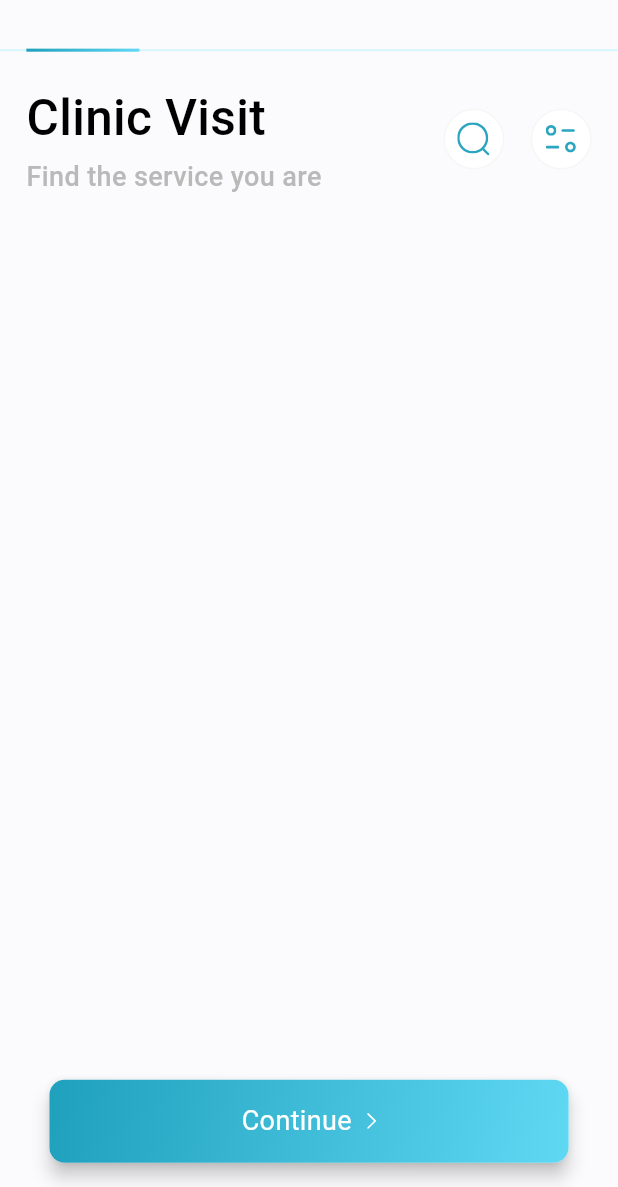
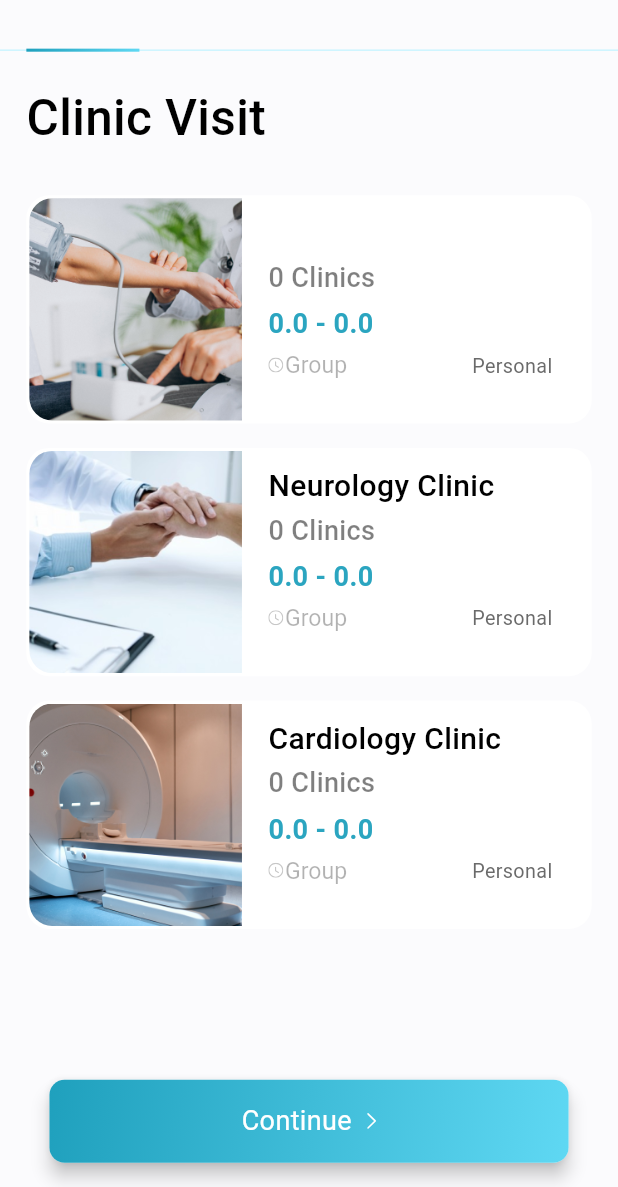
Before and after one commit to wipycmds/medix-main, a Flutter app: the ClinicVisit screen opened directly, on a phone screen of 412 x 824 dp, the part 49-1236 px from its top. Run offline on Flutter 3.47's test engine with Material 3 defaults, Android fonts, the phone set to English and light mode, and no system bars; drawn by our look-alikes of percent_indicator; our stand-ins replace animated_theme_switcher, flutter_screenutil, flutter_svg, get_it, pin_code_fields, shared_preferences and 2 more; missing offline and left inert: staggered_grid_view_flutter; accounts and stored records are empty; Roboto replaces fonts that are missing (TT Commons); project files that could hold a hidden picture were left out.

Commit message:
remove labs

```diff
--- a/lib/Data/Fake_data/Clinic_visit/clinic_visit.dart
+++ b/lib/Data/Fake_data/Clinic_visit/clinic_visit.dart
@@ -1,30 +1,26 @@
-import 'package:medix/Data/Model/Clinic/clinic_visits_card.dart';
+import 'package:medix/Data/Model/Clinic/clinic_visit_card.dart';
 
-import '../../Model/Clinic/clinic_visit_card.dart';
 
 List<ClinicVisitCardModel> clinics = const [
   ClinicVisitCardModel(
       image: 'assets/Images/Temp/clinic_1.png',
-      name: 'General Care',
-      time: '23',
-      hospitalCount: 548,
-      highestCharge: 400.0,
-      lowestCharge: 100.0
-      ),
+      name: '',
+      time: '',
+      hospitalCount: 0,
+      highestCharge: 0,
+      lowestCharge: 0),
   ClinicVisitCardModel(
       image: 'assets/Images/Temp/clinic_2.png',
       name: 'Neurology Clinic',
       time: '23',
-      hospitalCount: 548,
-      highestCharge: 500.0,
-      lowestCharge: 200.0
-      ),
+      hospitalCount: 0,
+      highestCharge: 0,
+      lowestCharge: 0),
   ClinicVisitCardModel(
       image: 'assets/Images/Temp/clinic_3.png',
       name: 'Cardiology Clinic',
       time: '23',
-      hospitalCount: 548,
-      highestCharge: 550.0,
-      lowestCharge: 210.0
-      ),
+      hospitalCount: 0,
+      highestCharge: 0,
+      lowestCharge: 0),
 ];
--- a/lib/Data/Fake_data/Clinic_visit/labs.dart
+++ /dev/null
@@ -1,30 +0,0 @@
-import 'package:medix/Data/Model/Clinic/labs_visit.dart';
-
-
-
-List<LabsVisitCardModel> labs = const [
-  // ClinicVisitCardModel(
-  //     image: 'assets/Images/Temp/clinic_1.png',
-  //     name: 'General Care',
-  //     time: '23',
-  //     hospitalCount: 548,
-  //     highestCharge: 400,
-  //     lowestCharge: 100
-  //     ),
-  // ClinicVisitCardModel(
-  //     image: 'assets/Images/Temp/clinic_2.png',
-  //     name: 'Neurology Clinic',
-  //     time: '23',
-  //     hospitalCount: 548,
-  //     highestCharge: 500,
-  //     lowestCharge: 200
-  //     ),
-  // ClinicVisitCardModel(
-  //     image: 'assets/Images/Temp/clinic_3.png',
-  //     name: 'Cardiology Clinic',
-  //     time: '23',
-  //     hospitalCount: 548,
-  //     highestCharge: 550,
-  //     lowestCharge: 210
-  //     ),
-];
--- a/lib/Data/Model/Clinic/clinic_visit_card.dart
+++ b/lib/Data/Model/Clinic/clinic_visit_card.dart
@@ -6,6 +6,7 @@ class ClinicVisitCardModel {
     required this.hospitalCount,
     required this.highestCharge,
     required this.lowestCharge,
+    // required this.id,
 
   });
    final String image, name, time;
--- a/lib/Data/Model/Clinic/clinic_visits_card.dart
+++ /dev/null
@@ -1,13 +0,0 @@
-class ClinicVisitsCardModel {
-  const ClinicVisitsCardModel({
-    required this.image,
-    required this.name,
-    required this.time,
-    required this.hospitalCount,
-    required this.highestCharge,
-    required this.lowestCharge,
-  });
-  final String image, name, time;
-  final int hospitalCount;
-  final double highestCharge, lowestCharge;
-}
--- a/lib/Presentation/Screens/Clinic_flow/clinic_visit/clinic_view_model.dart
+++ b/lib/Presentation/Screens/Clinic_flow/clinic_visit/clinic_view_model.dart
@@ -1,16 +1,15 @@
 import 'package:medix/Data/Model/Clinic/clinic_visit_card.dart';
-import 'package:medix/Data/Model/Clinic/clinic_visits_card.dart' show ClinicVisitsCardModel;
 import 'package:stacked/stacked.dart';
 
 class ClinicViewModel extends BaseViewModel {
-  final List<ClinicVisitsCardModel> _clinics = [];
-  void chooseClinic(ClinicVisitsCardModel clinic) {
+  final List<ClinicVisitCardModel> _clinics = [];
+  void chooseClinic(ClinicVisitCardModel clinic) {
     _clinics.clear();
     _clinics.add(clinic);
     notifyListeners();
   }
 
-  bool checkIfSelected(ClinicVisitsCardModel clinic) {
+  bool checkIfSelected(ClinicVisitCardModel clinic) {
     return _clinics.contains(clinic);
   }
 }
--- a/lib/Presentation/Screens/Clinic_flow/clinic_visit/clinic_vist.dart
+++ b/lib/Presentation/Screens/Clinic_flow/clinic_visit/clinic_vist.dart
@@ -1,7 +1,5 @@
 import 'package:flutter/material.dart';
-import 'package:medix/Data/Fake_data/Clinic_visit/clinic_visits.dart';
-import 'package:medix/Data/Fake_data/Clinic_visit/labs.dart';
-import 'package:medix/Data/Model/Clinic/clinic_visit_card.dart';
+import 'package:medix/Data/Fake_data/Clinic_visit/clinic_visit.dart';
 import 'package:medix/Presentation/Screens/Clinic_flow/clinic_visit/clinic_view_model.dart';
 import 'package:medix/Presentation/Screens/Clinic_flow/hospital_list/hospital_list.dart';
 import 'package:medix/Utils/utils.dart';
@@ -49,24 +47,24 @@ class ClinicVisit extends StatelessWidget {
                                           ? Colors.black
                                           : Colors.white),
                                 ),
-                                Text(
-                                  'Find the service you are ',
-                                  style: FontStyleUtilities.h6(
-                                      fontWeight: FWT.medium,
-                                      fontColor: const Color(0xffB9B9B9)),
-                                ),
+                                // Text(
+                                //   'Find the service you are ',
+                                //   style: FontStyleUtilities.h6(
+                                //       fontWeight: FWT.medium,
+                                //       fontColor: const Color(0xffB9B9B9)),
+                                // ),
                               ],
                             ),
                             const Spacer(),
-                            IconWrapper(
-                                onTap: () {}, icon: 'assets/Icons/Search.svg'),
+                            // IconWrapper(
+                            //     onTap: () {}, icon: 'assets/Icons/Search.svg'),
                             SizedBox(width: 16.w),
-                            IconWrapper(
-                                onTap: () {
-                                  scaffKey.currentState!.openEndDrawer();
-                                },
-                                icon: 'assets/Icons/Filter.svg',
-                                padding: 9)
+                            // IconWrapper(
+                            //     onTap: () {
+                            //       scaffKey.currentState!.openEndDrawer();
+                            //     },
+                            //     icon: 'assets/Icons/Filter.svg',
+                            //     padding: 9)
                           ]))),
                   SliverSizedBox(height: 10.h),
                   SliverList(
@@ -78,7 +76,7 @@ class ClinicVisit extends StatelessWidget {
                                 },
                                 info: clinics[index],
                               ),
-                          childCount: labs.length)),
+                          childCount: clinics.length)),
                   SliverSizedBox(height: 85.h)
                 ],
               ),
--- a/lib/Presentation/Screens/Consultation_flow/BookAppointment_consultation/book_appointment_consultation.dart
+++ b/lib/Presentation/Screens/Consultation_flow/BookAppointment_consultation/book_appointment_consultation.dart
@@ -2,17 +2,14 @@ import 'dart:convert';
 import 'package:flutter/material.dart';
 import 'package:flutter_screenutil/flutter_screenutil.dart';
 import 'package:http/http.dart' as http;
-import 'package:medix/Data/Core/api_client.dart'; // Your ApiClient import
-import 'package:medix/Data/Model/Clinic/clinic_visit_card.dart';
-import 'package:medix/Presentation/Screens/Consultation_flow/Consulatation_doctor_profile/consulation_doctor_profile.dart';
-
-import 'package:medix/Presentation/Screens/Consultation_flow/Consultation_doctors/select_doctor_consultation.dart';
-import 'package:medix/Utils/utils.dart';
+import 'package:medix/Data/Core/api_client.dart';
+import 'package:medix/Data/Fake_data/Clinic_visit/clinic_visit.dart';
+import 'package:medix/Presentation/Screens/Clinic_flow/clinic_visit/clinic_vist.dart';
+import 'package:medix/Presentation/Screens/Flow_widgets/clinic_card.dart';
 import 'package:stacked/stacked.dart';
 
 import 'package:medix/Presentation/Widgets/widgets.dart';
 import '../Shared/app_bar.dart' as bar;
-import '../../Flow_widgets/clinic_card.dart';
 
 import 'package:medix/Presentation/Screens/Consultation_flow/BookAppointment_consultation/book_appointment_consultation_view_model.dart';
 
@@ -188,27 +185,18 @@ class _ConsultationBookAppointmentState extends State<ConsultationBookAppointmen
                 //     childCount: dataService.length,
                 //   ),
                 // ),
-                // SliverList(
-                //   delegate: SliverChildBuilderDelegate(
-                //     (context, index) {
-                //       final item = index < dataService.length ? dataService[index] : null;
-                //       if (item == null) return const SizedBox.shrink();
-
-                //       final clinicModel = ClinicVisitCardModel.fromMap(item);
-
-                //       return ClinicVisitCard(
-                //         selected: model.checkIfSelected(clinicModel),
-                //         onTap: () {
-                //           model.chooseClinic(clinicModel, index);
-                //         },
-                //         info: clinicModel,
-                //       );
-                //     },
-                //     childCount: dataService.length,
-                //   ),
-                // ),
-
-
+                SliverList(
+                  delegate: SliverChildBuilderDelegate(
+                    (context, index) => ClinicVisitCard(
+                      selected: model.checkIfSelected(clinics[index]),
+                      onTap: (){
+                        model.chooseClinic(clinics[index]);
+                      },
+                      info: clinics[index],
+                    ),
+                    childCount: clinics.length,
+                  )
+                ),
                 SliverSizedBox(height: 115.h),
               ],
             ),
--- a/lib/Presentation/Screens/Consultation_flow/BookAppointment_consultation/book_appointment_consultation_view_model.dart
+++ b/lib/Presentation/Screens/Consultation_flow/BookAppointment_consultation/book_appointment_consultation_view_model.dart
@@ -1,25 +1,23 @@
 // import 'package:medix/Data/Fake_data/Home/doctors.dart';
 import 'package:medix/Data/Model/Clinic/clinic_visit_card.dart';
-import 'package:medix/Data/Model/Home/doctor.dart';
 import 'package:stacked/stacked.dart';
 
 
-// class ConsulTationAppointmentViewModel extends BaseViewModel {
-//   final List<ClinicVisitCardModel> _clinics = [];
+class ConsulTationAppointmentViewModel extends BaseViewModel {
+  final List<ClinicVisitCardModel> _clinics = [];
 
-//   get tabController => null;
-//   void chooseClinic(ClinicVisitCardModel clinic) {
-//     print('object $clinic');
-//     // _clinics.clear();
-//     // _clinics.add(clinic);
-//     // notifyListeners();
-//   }
+  get tabController => null;
+  void chooseClinic(ClinicVisitCardModel clinic) {
+    _clinics.clear();
+    _clinics.add(clinic);
+    notifyListeners();
+  }
 
-//   bool checkIfSelected(ClinicVisitCardModel clinic) {
+  bool checkIfSelected(ClinicVisitCardModel clinic) {
 
-//     return _clinics.contains(clinic);
-//   }
-// }
+    return _clinics.contains(clinic);
+  }
+}
 // class ConsulTationAppointmentViewModel extends BaseViewModel {
 //   ClinicVisitCardModel? _selectedClinic;
 
@@ -43,38 +41,38 @@ import 'package:stacked/stacked.dart';
 //   // int? get selectedIndex => null; // You can manage index separately if needed
 // }
 
-class ConsulTationAppointmentViewModel extends BaseViewModel {
-  // --- Clinic Selection ---
-  ClinicVisitCardModel? _selectedClinic;
-  int? _selectedIndex;
+// class ConsulTationAppointmentViewModel extends BaseViewModel {
+//   // --- Clinic Selection ---
+//   ClinicVisitCardModel? _selectedClinic;
+//   int? _selectedIndex;
 
-  int? get selectedIndex => _selectedIndex;
+//   int? get selectedIndex => _selectedIndex;
 
-  void chooseClinic(ClinicVisitCardModel clinic, int index) {
-    _selectedClinic = clinic;
-    _selectedIndex = index;
-    notifyListeners();
-  }
+//   void chooseClinic(ClinicVisitCardModel clinic, int index) {
+//     _selectedClinic = clinic;
+//     _selectedIndex = index;
+//     notifyListeners();
+//   }
 
-  // bool checkIfSelected(ClinicVisitCardModel clinic) {
-  //   return _selectedClinic?.id == clinic.id;
-  // }
+//   // bool checkIfSelected(ClinicVisitCardModel clinic) {
+//   //   return _selectedClinic?.id == clinic.id;
+//   // }
 
-  // int? get selectedServiceId => _selectedClinic?.id;
-  // String? get selectedTag => _selectedClinic?.tag;
+//   // int? get selectedServiceId => _selectedClinic?.id;
+//   // String? get selectedTag => _selectedClinic?.tag;
 
 
-  // --- Doctor Selection ---
-  DoctorModel? _selectedDoctor;
+//   // --- Doctor Selection ---
+//   DoctorModel? _selectedDoctor;
 
-  DoctorModel? get selectedDoctor => _selectedDoctor;
+//   DoctorModel? get selectedDoctor => _selectedDoctor;
 
-  void chooseDoctor(DoctorModel doctor) {
-    _selectedDoctor = doctor;
-    notifyListeners();
-  }
+//   void chooseDoctor(DoctorModel doctor) {
+//     _selectedDoctor = doctor;
+//     notifyListeners();
+//   }
 
-  bool checkIfSelectedDoctor(DoctorModel doctor) {
-    return _selectedDoctor?.id == doctor.id;
-  }
-}
+//   bool checkIfSelectedDoctor(DoctorModel doctor) {
+//     return _selectedDoctor?.id == doctor.id;
+//   }
+// }
--- a/lib/Presentation/Screens/Flow_widgets/clinic_card.dart
+++ b/lib/Presentation/Screens/Flow_widgets/clinic_card.dart
@@ -1,7 +1,8 @@
 import 'package:flutter/material.dart';
 
-import 'package:medix/Data/Model/Clinic/clinic_visits_card.dart';
+import 'package:medix/Data/Model/Clinic/clinic_visit_card.dart';
 import 'package:medix/Extensions/text_trimming_extension.dart';
+import 'package:medix/Presentation/Widgets/svg_icon.dart';
 import 'package:medix/Utils/utils.dart';
 import 'package:flutter_screenutil/flutter_screenutil.dart';
 
@@ -14,14 +15,14 @@ class ClinicVisitCard extends StatelessWidget {
   }) : super(key: key);
   final bool? selected;
   final VoidCallback onTap;
-  final ClinicVisitsCardModel info;
+  final ClinicVisitCardModel info;
   @override
   Widget build(BuildContext context) {
     var isLight = Theme.of(context).brightness == Brightness.light;
     return GestureDetector(
       onTap: onTap,
       child: Container(
-        height: 105.h,
+        height: 150.h,
         margin: EdgeInsets.fromLTRB(16.w, 16.h, 16.w, 0),
         decoration: BoxDecoration(
             border: selected!
@@ -32,13 +33,13 @@ class ClinicVisitCard extends StatelessWidget {
         child: Row(
           children: [
             SizedBox(
-              width: 120.w,
+              width: 129.w,
               child: ClipRRect(
                   borderRadius: BorderRadius.only(
                       topLeft: Radius.circular(15.r),
                       bottomLeft: Radius.circular(15.r)),
                   child: Image.asset(
-                    'assets/Images/Temp/doctor_1.png',
+                    info.image,
                     fit: BoxFit.cover,
                   )),
             ),
@@ -58,7 +59,7 @@ class ClinicVisitCard extends StatelessWidget {
                           overflow: TextOverflow.ellipsis,
                           maxLines: 2),
                       Text(
-                        ' Doctor',
+                        "${info.hospitalCount} Clinics",
                         style: FontStyleUtilities.h6(
                             fontWeight: FWT.medium,
                             fontColor: isLight
@@ -66,7 +67,7 @@ class ClinicVisitCard extends StatelessWidget {
                                 : Colors.white),
                       ),
                       SizedBox(height: 3.h),
-                      Text('100+ Patients',
+                      Text('${info.lowestCharge} - ${info.highestCharge}',
                           style: FontStyleUtilities.h6(
                                   fontWeight: FWT.medium,
                                   fontColor: ColorUtil.primaryColor)
@@ -75,26 +76,26 @@ class ClinicVisitCard extends StatelessWidget {
                       Row(
                         crossAxisAlignment: CrossAxisAlignment.center,
                         children: [
-                          // const SvgIcon('assets/Icons/Time.svg'),
+                          const SvgIcon('assets/Icons/Time.svg'),
                           SizedBox(width: 1.w),
-                          // Text(
-                          //   'Available time',
-                          //   style: FontStyleUtilities.t2(
-                          //       height: 1,
-                          //       fontWeight: FWT.regular,
-                          //       fontColor: isLight
-                          //           ? Colors.black.withOpacity(.30)
-                          //           : Colors.white),
-                          // ),
+                          Text(
+                            'Group',
+                            style: FontStyleUtilities.t2(
+                                height: 1,
+                                fontWeight: FWT.regular,
+                                fontColor: isLight
+                                    ? Colors.black.withOpacity(.30)
+                                    : Colors.white),
+                          ),
                           const Spacer(),
-                          // Text(
-                          //   "Dec ${info.time}",
-                          //   style: FontStyleUtilities.t4(
-                          //       fontWeight: FWT.regular,
-                          //       fontColor: isLight
-                          //           ? const Color(0xff454545).withOpacity(.80)
-                          //           : Colors.white.withOpacity(.70)),
-                          // ),
+                          Text(
+                            "Personal",
+                            style: FontStyleUtilities.t4(
+                                fontWeight: FWT.regular,
+                                fontColor: isLight
+                                    ? const Color(0xff454545).withOpacity(.80)
+                                    : Colors.white.withOpacity(.70)),
+                          ),
                           SizedBox(width: 5.w)
                         ],
                       )
--- a/lib/Presentation/Screens/Main/Home/home.dart
+++ b/lib/Presentation/Screens/Main/Home/home.dart
@@ -1,6 +1,9 @@
 import 'package:animated_theme_switcher/animated_theme_switcher.dart';
 import 'package:flutter/material.dart';
 import 'package:flutter/services.dart';
+import 'package:medix/Data/Model/Home/doctor.dart';
+import 'package:medix/Presentation/Screens/Clinic_flow/Doctor_profile/doctor_profile.dart';
+import 'package:medix/Presentation/Screens/Main/Home/Compo/popular_doctor.dart';
 import 'package:medix/Presentation/Screens/Profile/Profile/profile_screen.dart';
 import 'package:medix/Utils/theme_switcher.dart';
 import '../../Profile/Drawer/drawer_controller.dart';
```
Also changed, not shown: lib/Data/Model/Clinic/labs_visit.dart (deleted, +0 -53 lines).
